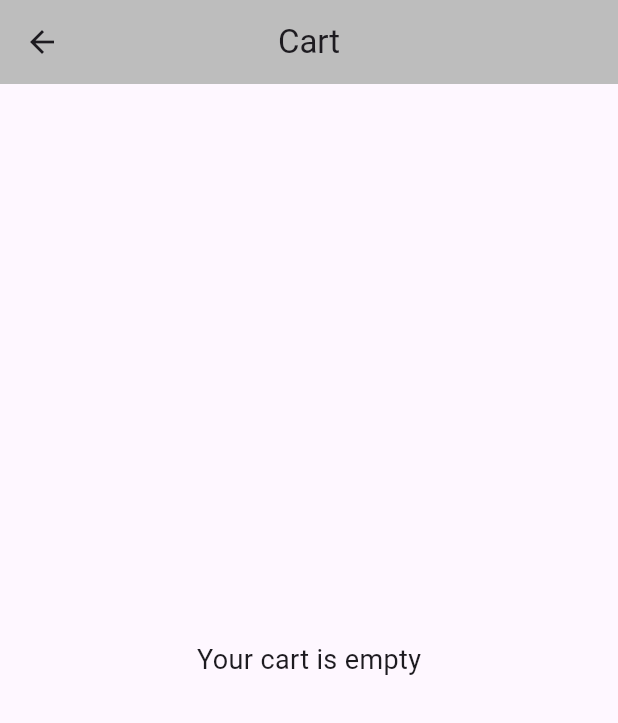
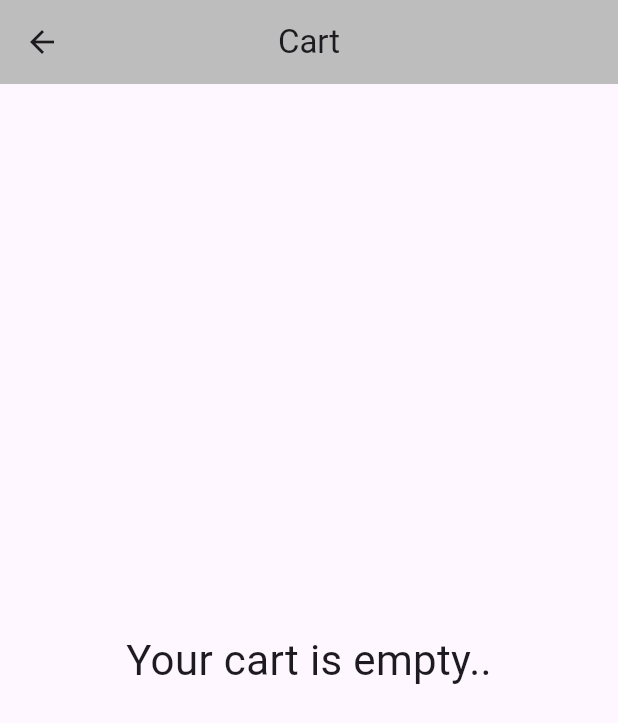
Before and after one commit to Borhan2004/Sneakers, a Flutter app: the CartScreen screen opened directly, on a phone screen of 412 x 824 dp. Shown: the top 723 px of the screen. Run offline on Flutter 3.47's test engine with Material 3 defaults, Android fonts, the phone set to English and light mode, and no system bars.

Commit message:
cart drsign changed

```diff
--- a/lib/main.dart
+++ b/lib/main.dart
@@ -16,8 +16,8 @@ class MyApp extends StatelessWidget {
       create: (context) => CartProvider(),
       child: MaterialApp(
         debugShowCheckedModeBanner: false,
+        theme: ThemeData(primarySwatch: Colors.grey),
         title: 'Sneaker Marketplace',
-        theme: ThemeData(primarySwatch: Colors.grey),
         home: IntroPage(),
       ),
     );
--- a/lib/pages/cartscreen.dart
+++ b/lib/pages/cartscreen.dart
@@ -18,7 +18,10 @@ class CartScreen extends StatelessWidget {
         builder: (context, cart, child) {
           if (cart.items.isEmpty) {
             return const Center(
-              child: Text('Your cart is empty', style: TextStyle(fontSize: 18)),
+              child: Text(
+                'Your cart is empty..',
+                style: TextStyle(fontSize: 28),
+              ),
             );
           }
           // Calculate total sum
```
Also changed, not shown: pubspec.lock.
